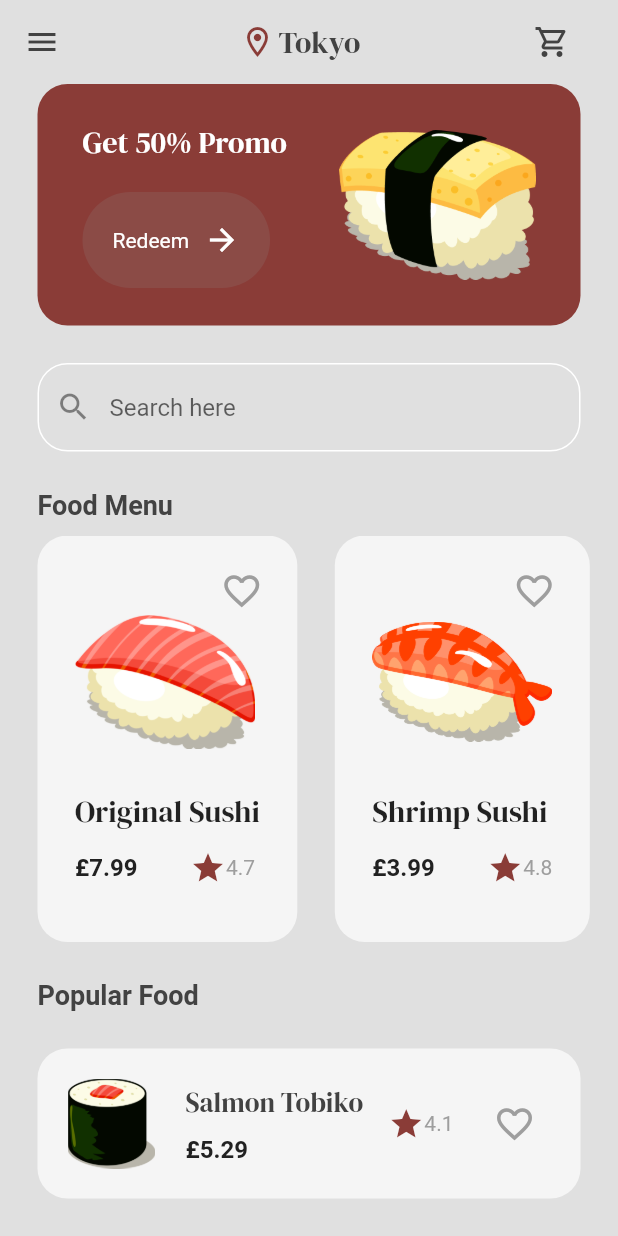
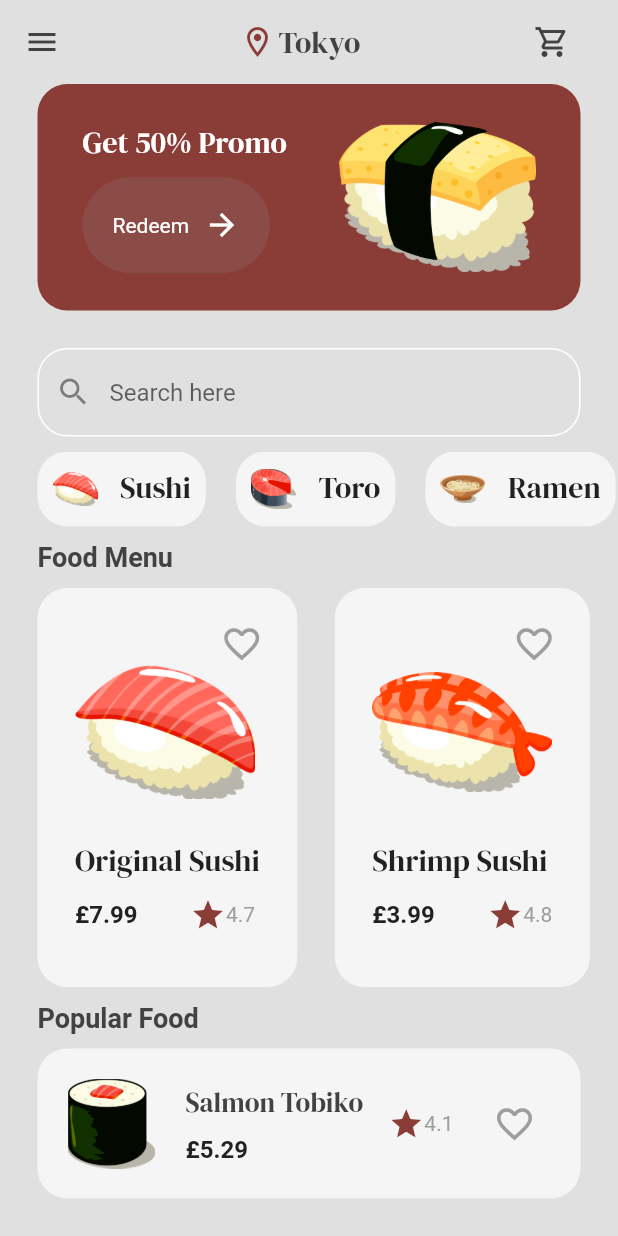
Before and after one commit to Sommos/flutter_sushi_restaurant, a Flutter app: the screen it shows after launch, after a tap on "Get Started", on a phone screen of 412 x 824 dp. Run offline on Flutter 3.47's test engine with Material 2 defaults, Android fonts, the phone set to English and light mode, and no system bars; our stand-ins replace google_fonts.

Commit message:
added filter option to MenuPage

```diff
--- /dev/null
+++ b/lib/components/filter_tile.dart
@@ -0,0 +1,50 @@
+import 'package:flutter/material.dart';
+import 'package:google_fonts/google_fonts.dart';
+
+import '../models/filter.dart';
+
+class FilterTile extends StatelessWidget {
+  final Filter filter;
+  final void Function()? onTap;
+
+  const FilterTile({
+    super.key,
+    required this.filter,
+    required this.onTap,
+  });
+
+  @override
+  Widget build(BuildContext context) {
+    return GestureDetector(
+      onTap: onTap,
+      child: Container(
+        decoration: BoxDecoration(
+          color: Colors.grey[100],
+          borderRadius: BorderRadius.circular(20.0),
+        ),
+        margin: const EdgeInsets.only(left: 20.0),
+        padding: const EdgeInsets.all(10.0),
+        child: Row(
+          crossAxisAlignment: CrossAxisAlignment.start,
+          mainAxisAlignment: MainAxisAlignment.spaceEvenly,
+          children: [
+            // image
+            Image.asset(
+              filter.imagePath,
+              height: 30.0,
+              width: 30.0,
+            ),
+
+            const SizedBox(width: 15.0),
+
+            // text
+            Text(
+              filter.name,
+              style: GoogleFonts.dmSerifDisplay(fontSize: 20.0),
+            ),
+          ],
+        ),
+      ),
+    );
+  }
+}
--- a/lib/main.dart
+++ b/lib/main.dart
@@ -2,14 +2,18 @@ import "package:flutter/material.dart";
 import "package:provider/provider.dart";
 
 import "models/shop.dart";
+import "models/filter_menu.dart";
 import "pages/intro_page.dart";
 import "pages/menu_page.dart";
 import "pages/cart_page.dart";
 
 void main() {
   runApp(
-    ChangeNotifierProvider(
-      create: (context) => Shop(),
+    MultiProvider(
+      providers: [
+        ChangeNotifierProvider<Shop>(create: (context) => Shop()),
+        ChangeNotifierProvider<FilterMenu>(create: (context) => FilterMenu()),
+      ],
       child: const MyApp(),
     ),
   );
--- /dev/null
+++ b/lib/models/filter.dart
@@ -0,0 +1,9 @@
+class Filter {
+  String name;
+  String imagePath;
+
+  Filter({
+    required this.name,
+    required this.imagePath,
+  });
+}
--- /dev/null
+++ b/lib/models/filter_menu.dart
@@ -0,0 +1,26 @@
+import "package:flutter/material.dart";
+
+import "filter.dart";
+
+class FilterMenu extends ChangeNotifier {
+  final List<Filter> _filterFood = [
+    Filter(
+      name: 'Sushi',
+      imagePath: 'lib/images/original_sushi.png',
+    ),
+    Filter(
+      name: 'Toro',
+      imagePath: 'lib/images/toro.png',
+    ),
+    Filter(
+      name: 'Ramen',
+      imagePath: 'lib/images/ramen.png',
+    ),
+    Filter(
+      name: 'Drinks',
+      imagePath: 'lib/images/drinks.png',
+    ),
+  ];
+
+  List<Filter> get filterFood => _filterFood;
+}
--- a/lib/models/shop.dart
+++ b/lib/models/shop.dart
@@ -1,6 +1,6 @@
-import 'package:flutter/material.dart';
+import "package:flutter/material.dart";
 
-import 'food.dart';
+import "food.dart";
 
 class Shop extends ChangeNotifier {
   final List<Food> _foodMenu = [
@@ -8,29 +8,29 @@ class Shop extends ChangeNotifier {
       name: 'Original Sushi',
       price: '£7.99',
       imagePath: 'lib/images/original_sushi.png',
-      rating: "4.7",
-      description: "Indulge in the exquisite harmony of flavors with our Original Sushi, a culinary masterpiece that artfully combines tender slices of premium salmon with seasoned rice, expertly crafted to bring out the ocean's finest essence in every delightful bite. Elevate your sushi experience with the rich, buttery texture of salmon, perfectly complemented by our chef's meticulous attention to detail.",
+      rating: '4.7',
+      description: 'Indulge in the exquisite harmony of flavors with our Original Sushi, a culinary masterpiece that artfully combines tender slices of premium salmon with seasoned rice, expertly crafted to bring out the oceans finest essence in every delightful bite. Elevate your sushi experience with the rich, buttery texture of salmon, perfectly complemented by our chefs meticulous attention to detail.',
     ),
     Food(
       name: 'Shrimp Sushi',
       price: '£3.99',
       imagePath: 'lib/images/shrimp_sushi.png',
-      rating: "4.8",
-      description: "Delight in the succulent harmony of flavors with our Shrimp Sushi, a culinary delight that skillfully combines plump, juicy shrimp with seasoned rice, offering a symphony of taste that captures the essence of the sea in every mouthwatering bite. Experience the perfect balance of textures and flavors as the tender shrimp meets the subtle notes of our handcrafted sushi rice, curated to elevate your sushi journey to new heights.",
+      rating: '4.8',
+      description: 'Delight in the succulent harmony of flavors with our Shrimp Sushi, a culinary delight that skillfully combines plump, juicy shrimp with seasoned rice, offering a symphony of taste that captures the essence of the sea in every mouthwatering bite. Experience the perfect balance of textures and flavors as the tender shrimp meets the subtle notes of our handcrafted sushi rice, curated to elevate your sushi journey to new heights.',
     ),
     Food(
       name: 'Tamago Sushi',
       price: '£4.49',
       imagePath: 'lib/images/tomago_sushi.png',
-      rating: "4.6",
-      description: "Indulge in the exquisite simplicity of our Tamago Sushi, a masterpiece of Japanese cuisine that artfully combines layers of delicate, sweet tamago (Japanese omelette) with impeccably seasoned sushi rice. With each bite, savor the gentle interplay of soft textures and subtle sweetness, offering a taste experience that embodies the essence of traditional Japanese culinary craftsmanship.",
+      rating: '4.6',
+      description: 'Indulge in the exquisite simplicity of our Tamago Sushi, a masterpiece of Japanese cuisine that artfully combines layers of delicate, sweet tamago (Japanese omelette) with impeccably seasoned sushi rice. With each bite, savor the gentle interplay of soft textures and subtle sweetness, offering a taste experience that embodies the essence of traditional Japanese culinary craftsmanship.',
     ),
     Food(
       name: 'Toro Sushi',
       price: '£5.29',
       imagePath: 'lib/images/toro.png',
-      rating: "4.1",
-      description: "Experience the sublime richness of our Toro Sushi, a culinary delight that showcases the most velvety and succulent cuts of premium fatty tuna. Melt-in-your-mouth tenderness harmonizes with its distinct flavor profile, making each piece a truly exceptional journey into the world of luxurious sushi indulgence.",
+      rating: '4.1',
+      description: 'Experience the sublime richness of our Toro Sushi, a culinary delight that showcases the most velvety and succulent cuts of premium fatty tuna. Melt-in-your-mouth tenderness harmonizes with its distinct flavor profile, making each piece a truly exceptional journey into the world of luxurious sushi indulgence.',
     ),
   ];
 
--- a/lib/pages/menu_page.dart
+++ b/lib/pages/menu_page.dart
@@ -2,9 +2,11 @@ import "package:flutter/material.dart";
 import "package:google_fonts/google_fonts.dart";
 import "package:provider/provider.dart";
 
+import "../components/filter_tile.dart";
 import "../components/food_tile.dart";
 import "../components/button.dart";
 import "../models/shop.dart";
+import "../models/filter_menu.dart";
 import "../theme/colors.dart";
 import "food_details_page.dart";
 
@@ -29,6 +31,8 @@ class _MenuPageState extends State<MenuPage> {
   Widget build(BuildContext context) {
     final shop = context.read<Shop>();
     final foodMenu = shop.foodMenu;
+    final filterMenu = context.read<FilterMenu>();
+    final filterFood = filterMenu.filterFood;
 
     return Scaffold(
       backgroundColor: Colors.grey[300],
@@ -90,7 +94,7 @@ class _MenuPageState extends State<MenuPage> {
                       ),
                     ),
 
-                    const SizedBox(height: 20.0),
+                    const SizedBox(height: 10.0),
 
                     // redeem button
                     MyButton(
@@ -129,7 +133,25 @@ class _MenuPageState extends State<MenuPage> {
             ),
           ),
 
-          const SizedBox(height: 25.0),
+          const SizedBox(height: 10.0),
+
+          Padding(
+            padding: const EdgeInsets.only(left: 5.0),
+            child: SizedBox(
+              height: 50.0,
+              width: 1000.0,
+              child: ListView.builder(
+                scrollDirection: Axis.horizontal,
+                itemCount: filterFood.length,
+                itemBuilder: (context, index) => FilterTile(
+                  filter: filterFood[index],
+                  onTap: () {},
+                ),
+              ),
+            ),
+          ),
+
+          const SizedBox(height: 10.0),
 
           // menu list
           Padding(
@@ -157,7 +179,7 @@ class _MenuPageState extends State<MenuPage> {
             ),
           ),
 
-          const SizedBox(height: 25.0),
+          const SizedBox(height: 10.0),
 
           // Popular Food section
           Padding(
@@ -175,7 +197,7 @@ class _MenuPageState extends State<MenuPage> {
             ),
           ),
 
-          const SizedBox(height: 25.0),
+          const SizedBox(height: 10.0),
 
           // popular food
           Container(
```
Also changed, not shown: lib/images/drinks.png (added), lib/images/ramen.png (added), 1 other file.
